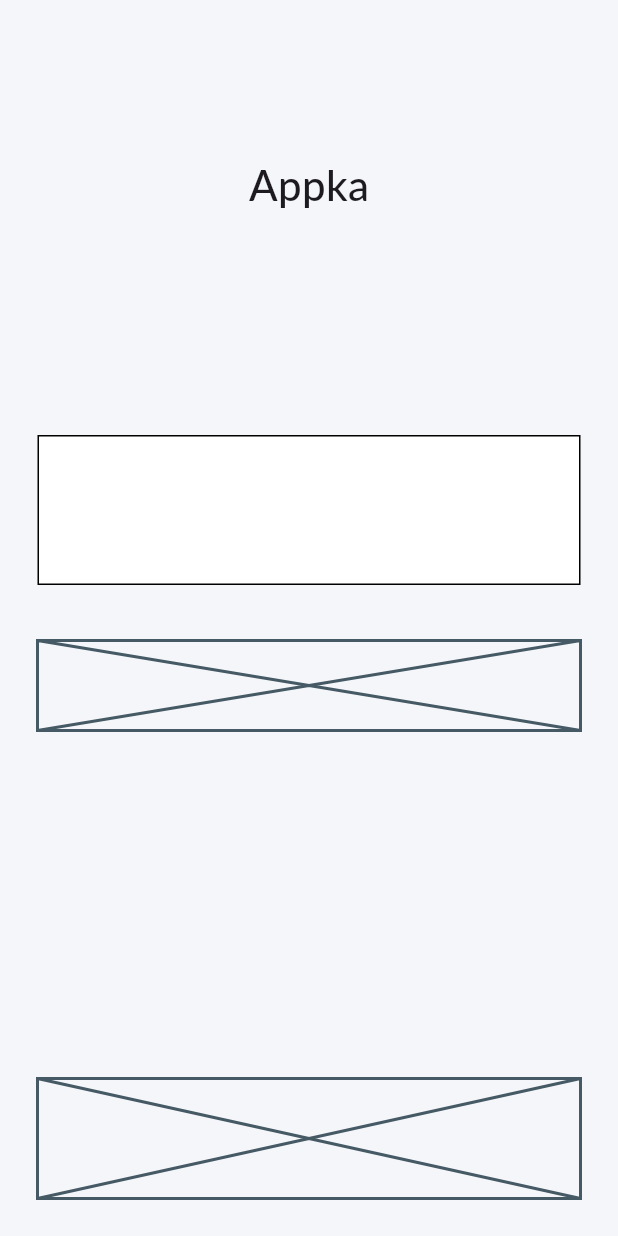
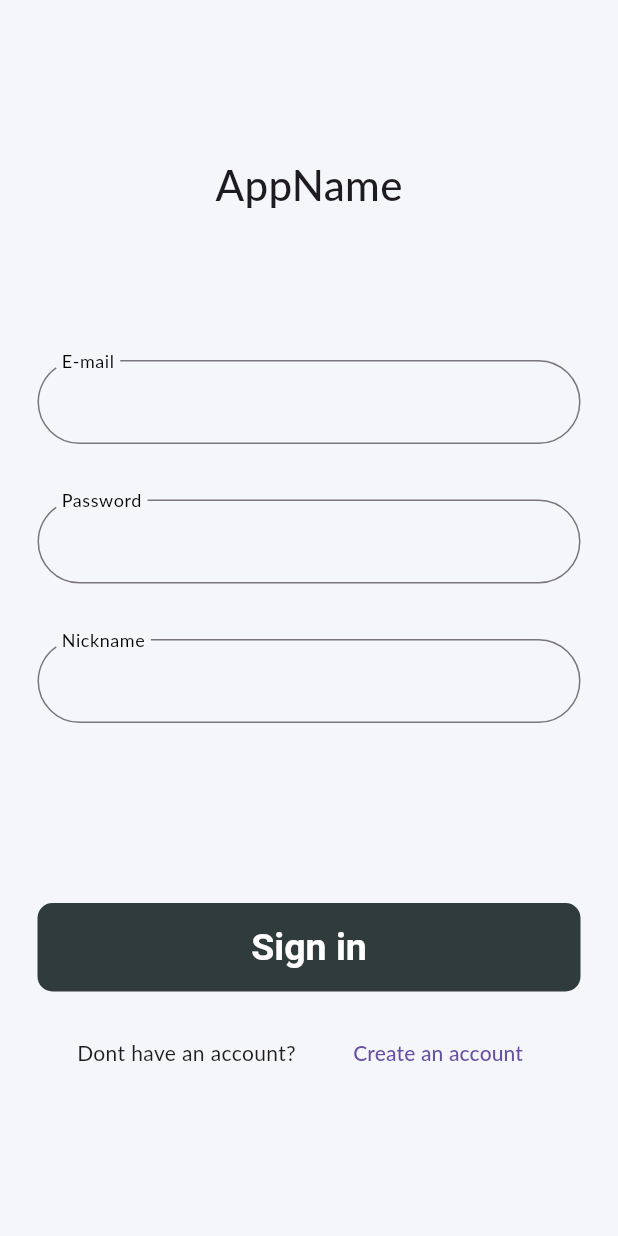
Before and after one commit to KacperMroz/tutorial_app, a Flutter app: the LoginPage screen opened directly, on a phone screen of 412 x 824 dp. Run offline on Flutter 3.47's test engine with Material 3 defaults, Android fonts, the phone set to English and light mode, and no system bars; Roboto replaces fonts that are missing (Lato).

Commit message:
login view fix

```diff
--- a/lib/feature/login/views/login_page.dart
+++ b/lib/feature/login/views/login_page.dart
@@ -1,5 +1,6 @@
 import 'package:flutter/material.dart';
 import 'package:tutorial_project/app/main_route.dart';
+import 'package:tutorial_project/feature/home/views/home_page.dart';
 import 'package:tutorial_project/feature/login/views/login_view.dart';
 
 class LoginPage extends StatefulWidget {
@@ -14,8 +15,12 @@ class LoginPage extends StatefulWidget {
 class _LoginPageState extends State<LoginPage> {
   @override
   Widget build(BuildContext context) {
-    return const Scaffold(
-      body: LoginView(),
+    return Scaffold(
+      body: LoginView(onLoginPressed: _onLoginPressed),
     );
   }
+
+  void _onLoginPressed() {
+    Navigator.of(context).pushReplacement(HomePage.route());
+  }
 }
--- a/lib/feature/login/views/login_view.dart
+++ b/lib/feature/login/views/login_view.dart
@@ -1,44 +1,84 @@
 import 'package:flutter/material.dart';
+import 'package:tutorial_project/feature/register/views/register_page.dart';
+import 'package:tutorial_project/feature/widgets/app_text_field.dart';
+import 'package:tutorial_project/theme/app_colors.dart';
 import 'package:tutorial_project/theme/app_typography.dart';
 import 'package:tutorial_project/theme/dimensions.dart';
 
 class LoginView extends StatelessWidget {
-  const LoginView({super.key});
+  const LoginView({super.key, required this.onLoginPressed});
+
+  final VoidCallback onLoginPressed;
 
   @override
   Widget build(BuildContext context) {
     return Padding(
-      padding: EdgeInsets.all(25.0),
+      padding: const EdgeInsets.all(25.0),
       child: Column(
         crossAxisAlignment: CrossAxisAlignment.stretch,
         children: [
-          SizedBox(
+          const SizedBox(
             height: Dimensions.paddingXXL,
           ),
-          Center(
+          const Center(
             child: Text(
-              'Appka',
+              'AppName',
               style: AppTypography.largeTitle,
             ),
           ),
-          SizedBox(
-            height: 150,
+          const SizedBox(
+            height: 100,
+          ),
+          const AppTextField(fieldName: 'E-mail'),
+          const SizedBox(
+            height: 37,
+          ),
+          const AppTextField(fieldName: 'Password'),
+          const SizedBox(
+            height: 37,
+          ),
+          const AppTextField(fieldName: 'Nickname'),
+          const SizedBox(
+            height: 120,
+          ),
+          TextButton(
+              style: TextButton.styleFrom(
+                  padding: const EdgeInsets.all(15),
+                  shape: RoundedRectangleBorder(
+                      borderRadius: BorderRadius.circular(10)),
+                  backgroundColor: AppColors.appButtonColor,
+                  textStyle: const TextStyle(
+                    fontSize: 25,
+                    fontWeight: FontWeight.bold,
+                  )),
+              onPressed: onLoginPressed,
+              child: const Text(
+                'Sign in',
+                style: TextStyle(color: Colors.white),
+              )),
+          const SizedBox(
+            height: 17,
           ),
           Container(
-            decoration: BoxDecoration(
-                color: Colors.white, border: Border.all(color: Colors.black)),
-            height: 100,
+            child: Row(
+              mainAxisAlignment: MainAxisAlignment.spaceEvenly,
+              children: [
+                const Text('Dont have an account?'),
+                TextButton(
+                    onPressed: () {
+                      Navigator.push(
+                          context,
+                          MaterialPageRoute(
+                              builder: (context) => const RegisterPage()));
+                    },
+                    child: const Text('Create an account'))
+              ],
+            ),
           ),
-          SizedBox(
+          const SizedBox(
             height: Dimensions.paddingL,
           ),
-          Placeholder(
-            fallbackHeight: 60,
-          ),
-          Expanded(child: SizedBox()),
-          Placeholder(
-            fallbackHeight: 80,
-          ),
+          const Expanded(child: SizedBox()),
         ],
       ),
     );
--- a/lib/feature/splash/splash_page.dart
+++ b/lib/feature/splash/splash_page.dart
@@ -1,5 +1,5 @@
 import 'package:flutter/material.dart';
-import 'package:tutorial_project/feature/register/views/register_page.dart';
+import 'package:tutorial_project/feature/login/views/login_page.dart';
 
 class SplashPage extends StatefulWidget {
   const SplashPage({Key? key}) : super(key: key);
@@ -20,13 +20,13 @@ class _SplashPageState extends State<SplashPage> {
       body: Center(
         child: ElevatedButton(
           onPressed: _onGoToAppPressed,
-          child: Text('Go to app'),
+          child: const Text('Go to app'),
         ),
       ),
     );
   }
 
   void _onGoToAppPressed() {
-    Navigator.of(context).pushReplacement(RegisterPage.route());
+    Navigator.of(context).pushReplacement(LoginPage.route());
   }
 }
--- /dev/null
+++ b/lib/feature/widgets/app_text_field.dart
@@ -0,0 +1,20 @@
+import 'package:flutter/material.dart';
+
+class AppTextField extends StatelessWidget {
+  const AppTextField({super.key, required this.fieldName});
+
+  final String fieldName;
+
+  @override
+  Widget build(BuildContext context) {
+    return TextField(
+        decoration: InputDecoration(
+      label: Text(
+        fieldName,
+        style: const TextStyle(color: Colors.black),
+      ),
+      border: OutlineInputBorder(borderRadius: BorderRadius.circular(30)),
+      floatingLabelBehavior: FloatingLabelBehavior.always,
+    ));
+  }
+}
```
Also changed, not shown: lib/feature/home/views/home_view.dart (+23 -22 lines), lib/feature/register/views/register_view.dart (+19 -77 lines).
